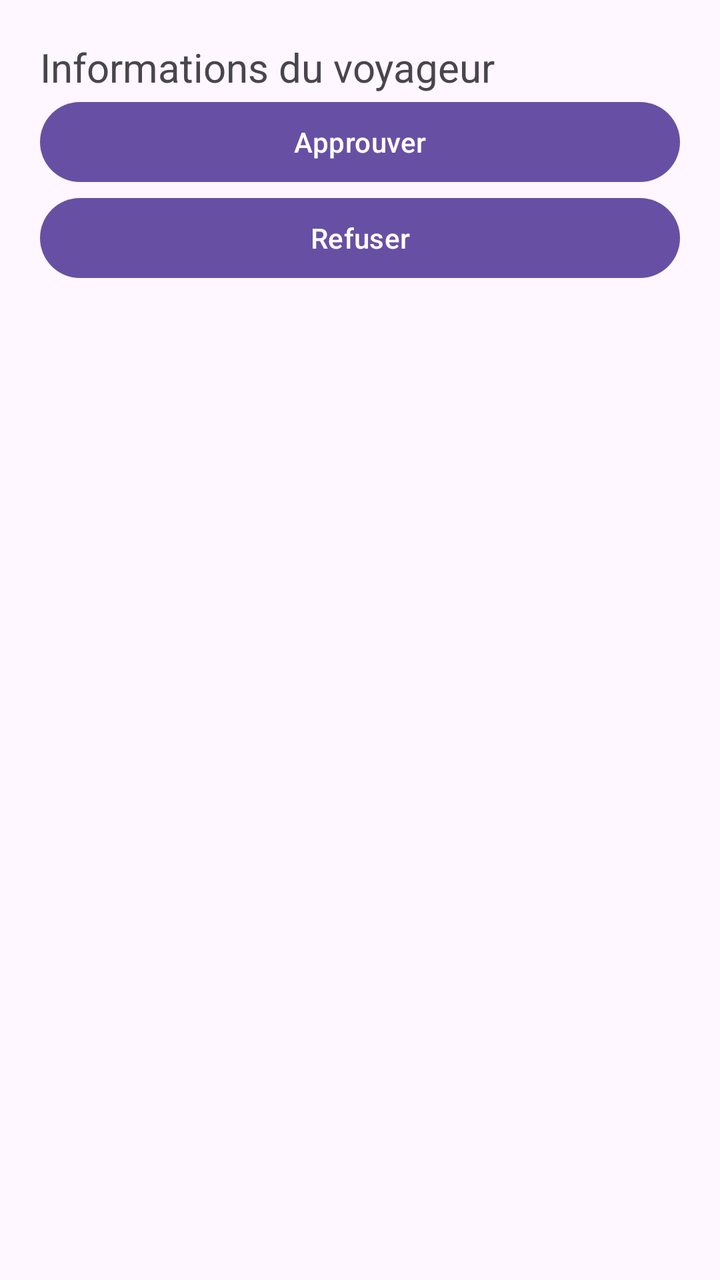
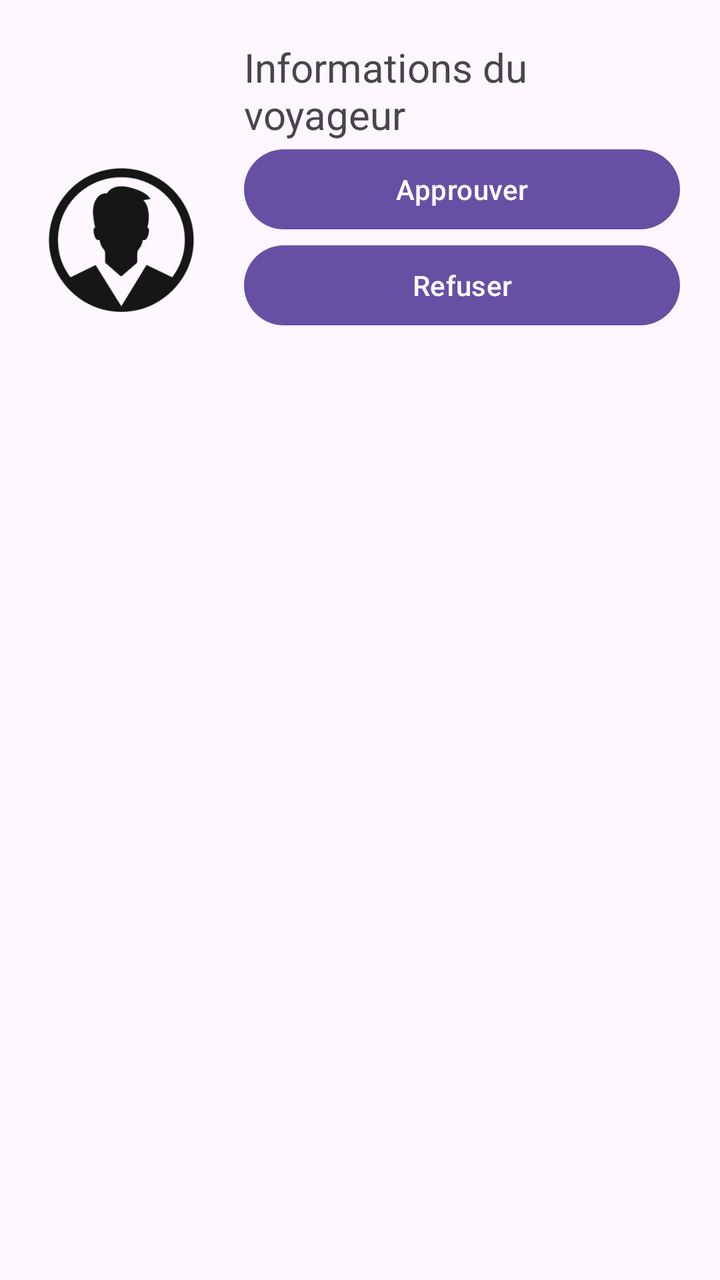

An Android layout rendered at two revisions. The XML below is the earlier revision; the diff shows what the commit changed to produce the second picture.
<!-- AndroidManifest.xml: application theme Theme.DouaneTomporelle -->
<!-- res/layout/activity_verification.xml -->
<?xml version="1.0" encoding="utf-8"?>
<LinearLayout xmlns:android="http://schemas.android.com/apk/res/android"
    android:layout_width="match_parent"
    android:layout_height="match_parent"
    android:orientation="vertical"
    android:padding="20dp">

    <TextView
        android:id="@+id/txt_resultat_rs"
        android:layout_width="match_parent"
        android:layout_height="wrap_content"
        android:text="Informations du voyageur"
        android:textSize="20sp" />

    <Button
        android:id="@+id/btn_approuver_rs"
        android:layout_width="match_parent"
        android:layout_height="wrap_content"
        android:text="Approuver" />

    <Button
        android:id="@+id/btn_refuser_rs"
        android:layout_width="match_parent"
        android:layout_height="wrap_content"
        android:text="Refuser" />
</LinearLayout>
<!-- resources referenced by this layout -->
<resources>
  <style name="Theme.DouaneTomporelle" parent="Base.Theme.DouaneTomporelle" />
  <style name="Base.Theme.DouaneTomporelle" parent="Theme.Material3.DayNight.NoActionBar">
          
          
      </style>
</resources>

<!-- the commit's change to res/layout/activity_verification.xml (unified diff, before → after) -->
@@ -2,25 +2,44 @@
 <LinearLayout xmlns:android="http://schemas.android.com/apk/res/android"
     android:layout_width="match_parent"
     android:layout_height="match_parent"
-    android:orientation="vertical"
-    android:padding="20dp">
+    android:orientation="horizontal"
+    android:padding="10dp">
 
-    <TextView
-        android:id="@+id/txt_resultat_rs"
-        android:layout_width="match_parent"
-        android:layout_height="wrap_content"
-        android:text="Informations du voyageur"
-        android:textSize="20sp" />
+    <ImageView
+        android:id="@+id/img_passeport_rs"
+        android:layout_width="0dp"
+        android:layout_height="220dp"
+        android:layout_weight="0.3"
+        android:scaleType="fitCenter"
+        android:src="@drawable/passeport" />
 
-    <Button
-        android:id="@+id/btn_approuver_rs"
-        android:layout_width="match_parent"
-        android:layout_height="wrap_content"
-        android:text="Approuver" />
+    <RelativeLayout
+        android:layout_width="0dp"
+        android:layout_height="match_parent"
+        android:layout_weight="0.7"
+        android:padding="10dp">
 
-    <Button
-        android:id="@+id/btn_refuser_rs"
-        android:layout_width="match_parent"
-        android:layout_height="wrap_content"
-        android:text="Refuser" />
+        <TextView
+            android:id="@+id/txt_resultat_rs"
+            android:layout_width="match_parent"
+            android:layout_height="wrap_content"
+            android:text="Informations du voyageur"
+            android:textSize="20sp" />
+
+        <Button
+            android:id="@+id/btn_approuver_rs"
+            android:layout_width="match_parent"
+            android:layout_height="wrap_content"
+            android:layout_below="@id/txt_resultat_rs"
+            android:text="Approuver" />
+
+        <Button
+            android:id="@+id/btn_refuser_rs"
+            android:layout_width="match_parent"
+            android:layout_height="wrap_content"
+            android:layout_below="@id/btn_approuver_rs"
+            android:text="Refuser" />
+
+    </RelativeLayout>
+
 </LinearLayout>
<!-- resource entries referenced after the edit -->
@@ -1,5 +1,6 @@
 <!-- resources referenced by this layout -->
 <resources>
+  <!-- drawable passeport: png bitmap (drawable, 3943 bytes) -->
   <style name="Theme.DouaneTomporelle" parent="Base.Theme.DouaneTomporelle" />
   <style name="Base.Theme.DouaneTomporelle" parent="Theme.Material3.DayNight.NoActionBar">
           
